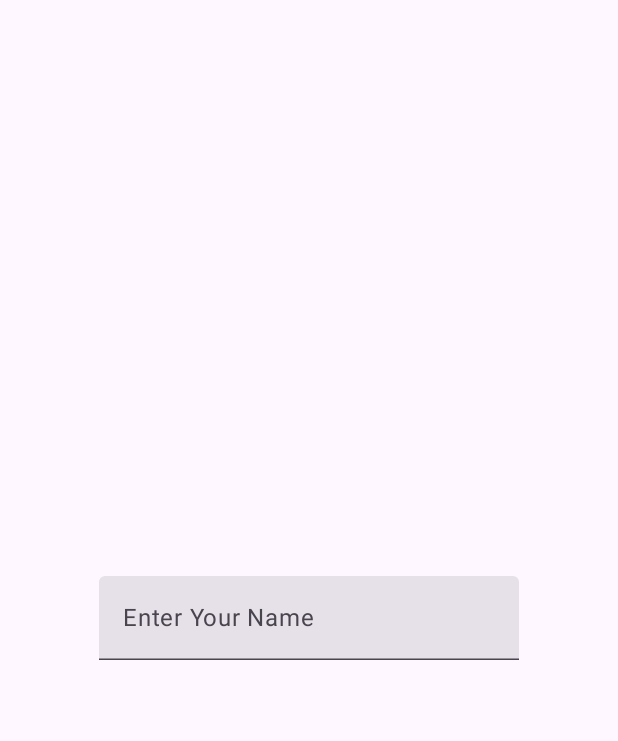
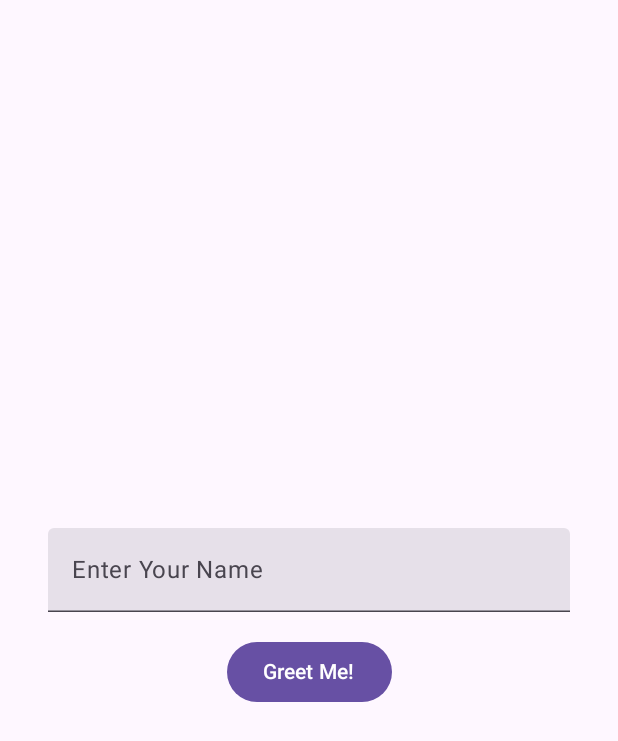
Before and after one commit to dev-satyamthakur/ComposeElements, an Android app built with Jetpack Compose: the screen it shows after launch (MainActivity), on a phone screen of 412 x 824 dp. Shown: the top 741 px of the screen. Run offline under Robolectric (Android 15) with nearby library versions, the phone set to English and light mode, and no system bars.

Commit message:
Showing Toast when user clicks on button

```diff
--- a/app/src/main/java/com/satyamthakur/learning/composeelements/MainActivity.kt
+++ b/app/src/main/java/com/satyamthakur/learning/composeelements/MainActivity.kt
@@ -2,6 +2,7 @@ package com.satyamthakur.learning.composeelements
 
 import android.annotation.SuppressLint
 import android.os.Bundle
+import android.widget.Toast
 import androidx.activity.ComponentActivity
 import androidx.activity.compose.setContent
 import androidx.compose.foundation.Image
@@ -9,11 +10,13 @@ import androidx.compose.foundation.background
 import androidx.compose.foundation.layout.Arrangement
 import androidx.compose.foundation.layout.Box
 import androidx.compose.foundation.layout.Column
+import androidx.compose.foundation.layout.Spacer
 import androidx.compose.foundation.layout.fillMaxSize
 import androidx.compose.foundation.layout.fillMaxWidth
 import androidx.compose.foundation.layout.height
 import androidx.compose.foundation.layout.padding
 import androidx.compose.foundation.shape.RoundedCornerShape
+import androidx.compose.material3.Button
 import androidx.compose.material3.Card
 import androidx.compose.material3.CardDefaults
 import androidx.compose.material3.ExperimentalMaterial3Api
@@ -58,8 +61,20 @@ class MainActivity : ComponentActivity() {
                         },
                         onValueChange = {
                             textFieldState = it
-                        }
+                        },
+                        singleLine = true,
+                        modifier = Modifier.fillMaxWidth()
                     )
+                    Spacer(modifier = Modifier.height(16.dp))
+                    Button(onClick = {
+                        Toast.makeText(
+                            this@MainActivity,
+                            "Hi " + textFieldState,
+                            Toast.LENGTH_SHORT
+                        ).show()
+                    }) {
+                        Text("Greet Me!")
+                    }
                 }
             }
         }
```
